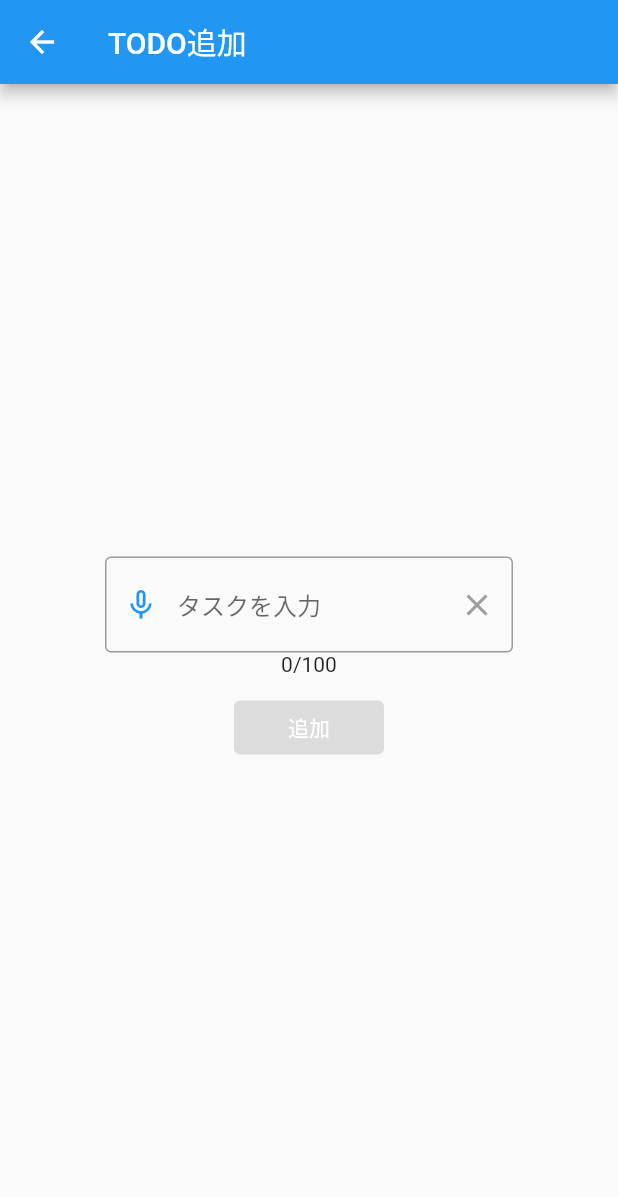
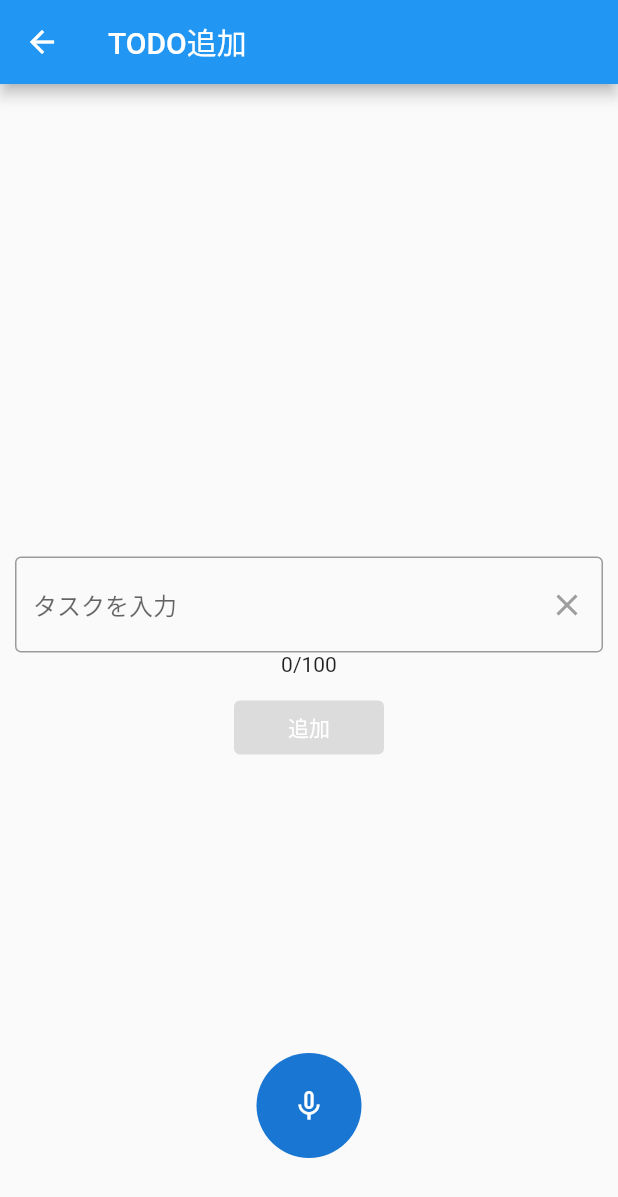
Before and after one commit to devenue-asada/flutter_app, a Flutter app: the TodoAddPage screen opened directly, on a phone screen of 412 x 824 dp. Shown: the top 1197 px of the screen. Run offline on Flutter 3.47's test engine with Material 2 defaults, Android fonts, the phone set to English and light mode, and no system bars; drawn by our look-alikes of avatar_glow; our stand-ins replace speech_to_text.

Commit message:
UI修正

```diff
--- a/lib/todo_add.dart
+++ b/lib/todo_add.dart
@@ -3,6 +3,7 @@ import 'package:flutter/material.dart';
 import 'package:speech_to_text/speech_recognition_error.dart';
 import 'package:speech_to_text/speech_recognition_result.dart';
 import 'package:speech_to_text/speech_to_text.dart' as stt;
+import 'package:avatar_glow/avatar_glow.dart';
 
 class TodoAddPage extends StatefulWidget {
   @override
@@ -40,7 +41,9 @@ class _TodoAddPageState extends State<TodoAddPage> {
 
   void resultListener(SpeechRecognitionResult result) {
     if (mounted) {
-      setState(() => _task.text = result.recognizedWords);
+      setState(() {
+        _task.text = result.recognizedWords;
+      });
     }
   }
 
@@ -51,6 +54,8 @@ class _TodoAddPageState extends State<TodoAddPage> {
   }
 
   void statusListener(String status) {
+    print(">>>");
+    print(status);
     if (mounted) {
       setState(() => lastStatus = '$status');
     }
@@ -63,7 +68,7 @@ class _TodoAddPageState extends State<TodoAddPage> {
         title: const Text('TODO追加'),
       ),
       body: Container(
-          padding: const EdgeInsets.all(70),
+        padding: const EdgeInsets.all(10),
         child: Column(
           mainAxisAlignment: MainAxisAlignment.center,
           children: <Widget>[
@@ -71,13 +76,10 @@ class _TodoAddPageState extends State<TodoAddPage> {
             TextField(
               controller: _task,
               onChanged: (String value) => setState(() => _task.text = value),
+              keyboardType: TextInputType.multiline,
+              maxLines: null,
               decoration: InputDecoration(
                 hintText: 'タスクを入力',
-                  prefixIcon: IconButton(
-                      onPressed: () => isRecording ? _stop() : _speak(),
-                      icon: Icon(isRecording ? Icons.mic : Icons.mic_none,
-                          size: isRecording ? 26 : 24,
-                          color: isRecording ? Colors.blue : Colors.blue)),
                 suffixIcon: IconButton(
                   onPressed: () {
                     _task.clear();
@@ -87,8 +89,7 @@ class _TodoAddPageState extends State<TodoAddPage> {
                     });
                   },
                   icon: Icon(Icons.clear,
-                        color:
-                            _task.text.isNotEmpty ? Colors.blue : Colors.grey),
+                      color: _task.text.isNotEmpty ? Colors.blue : Colors.grey),
                 ),
                 border: const OutlineInputBorder(),
               ),
@@ -104,12 +105,34 @@ class _TodoAddPageState extends State<TodoAddPage> {
                 onPressed: inputTextLenValid()
                     ? () => Navigator.of(context).pop(_task)
                     : null,
-                  child:
-                      const Text('追加', style: TextStyle(color: Colors.white)),
+                child: const Text('追加', style: TextStyle(color: Colors.white)),
               ),
             ),
           ],
         ),
-        ));
+      ),
+      floatingActionButtonLocation:
+          FloatingActionButtonLocation.miniCenterFloat,
+      floatingActionButton: AvatarGlow(
+        endRadius: 75.0,
+        animate: isRecording,
+        duration: const Duration(milliseconds: 2000),
+        glowColor: Colors.blue,
+        repeatPauseDuration: const Duration(milliseconds: 100),
+        showTwoGlows: true,
+        child: GestureDetector(
+          onTapDown: (details) async => await _speak(),
+          onTapUp: (details) async => await _stop(),
+          child: CircleAvatar(
+            // backgroundColor: Colors.blue,
+            radius: 35,
+            child: Icon(
+              isRecording ? Icons.mic : Icons.mic_none,
+              color: Colors.white,
+            ),
+          ),
+        ),
+      ),
+    );
   }
 }
--- a/pubspec.yaml
+++ b/pubspec.yaml
@@ -36,6 +36,7 @@ dependencies:
   cupertino_icons: ^1.0.2
   speech_to_text: ^6.1.1
   font_awesome_flutter: ^10.4.0
+  avatar_glow: ^2.0.2
 
 dev_dependencies:
   flutter_test:
```
Also changed, not shown: pubspec.lock. Lines whose indentation alone changed are shown as unchanged.
